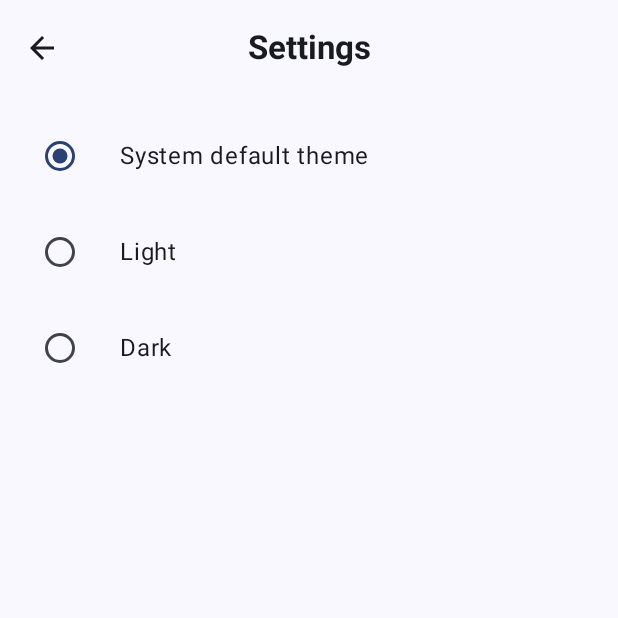
After one commit to rudpe/tmdb, an Android app built with Jetpack Compose: the SettingsScreen screen opened through its navigation route, on a phone screen of 412 x 824 dp, the top half of it. The commit adds this screen. Run offline under Robolectric (Android 15) with nearby library versions, the phone set to English and light mode, and no system bars; our stand-ins replace Dagger/Hilt's generated code, paging; pictures from the network do not load.

Commit message:
settings screen

```diff
--- /dev/null
+++ b/app/src/main/java/com/example/tmdb/data/StoreSettings.kt
@@ -0,0 +1,23 @@
+package com.example.tmdb.data
+
+import android.content.Context
+import com.example.tmdb.data.models.AppTheme
+import dagger.hilt.android.qualifiers.ApplicationContext
+import javax.inject.Inject
+
+private const val THEME_KEY = "theme_key"
+
+class StoreSettings @Inject constructor(
+    @ApplicationContext private val context: Context
+) {
+    private val sharedPreferences = context.getSharedPreferences("movies_pref", Context.MODE_PRIVATE)
+
+    fun getTheme(): AppTheme {
+        val value = sharedPreferences.getString(THEME_KEY, AppTheme.SYSTEM.name) ?: AppTheme.SYSTEM.name
+        return AppTheme.valueOf(value)
+    }
+
+    fun updateTheme(theme: AppTheme) {
+        sharedPreferences.edit().putString(THEME_KEY, theme.name).apply()
+    }
+}
--- /dev/null
+++ b/app/src/main/java/com/example/tmdb/data/models/AppTheme.kt
@@ -0,0 +1,5 @@
+package com.example.tmdb.data.models
+
+enum class AppTheme {
+    SYSTEM, LIGHT, DARK
+}
--- a/app/src/main/java/com/example/tmdb/ui/components/TopBar.kt
+++ b/app/src/main/java/com/example/tmdb/ui/components/TopBar.kt
@@ -2,6 +2,8 @@ package com.example.tmdb.ui.components
 
 import androidx.compose.material.icons.Icons
 import androidx.compose.material.icons.automirrored.filled.ArrowBack
+import androidx.compose.material.icons.filled.Info
+import androidx.compose.material.icons.filled.Settings
 import androidx.compose.material3.CenterAlignedTopAppBar
 import androidx.compose.material3.ExperimentalMaterial3Api
 import androidx.compose.material3.Icon
@@ -16,6 +18,8 @@ import androidx.compose.ui.text.style.TextAlign
 fun MovieTopBar(
     title: String = "",
     onBackButtonClick: (() -> Unit)?,
+    onSettingsClick: (() -> Unit)?,
+    onInfoClick: (() -> Unit)?
 ) {
     CenterAlignedTopAppBar(
         title = {
@@ -29,6 +33,18 @@ fun MovieTopBar(
             }
         } else {
             {}
+        },
+        actions = {
+            onSettingsClick?.let {
+                IconButton(onClick = { it() }) {
+                    Icon(Icons.Default.Settings, "")
+                }
+            }
+            onInfoClick?.let {
+                IconButton(onClick = { it() }) {
+                    Icon(Icons.Default.Info, "")
+                }
+            }
         }
     )
 }
--- a/app/src/main/java/com/example/tmdb/ui/navigation/MainNavigationHost.kt
+++ b/app/src/main/java/com/example/tmdb/ui/navigation/MainNavigationHost.kt
@@ -1,12 +1,21 @@
 package com.example.tmdb.ui.navigation
 
+import androidx.compose.foundation.isSystemInDarkTheme
 import androidx.compose.runtime.Composable
+import androidx.compose.runtime.getValue
+import androidx.hilt.navigation.compose.hiltViewModel
+import androidx.lifecycle.compose.collectAsStateWithLifecycle
 import androidx.navigation.NavHostController
 import androidx.navigation.compose.NavHost
 import androidx.navigation.compose.composable
 import androidx.navigation.compose.rememberNavController
+import com.example.tmdb.data.models.AppTheme
 import com.example.tmdb.ui.screens.DetailScreen
+import com.example.tmdb.ui.screens.InfoScreen
 import com.example.tmdb.ui.screens.MoviesScreen
+import com.example.tmdb.ui.screens.SettingsScreen
+import com.example.tmdb.ui.theme.TmdbTheme
+import com.example.tmdb.ui.viewmodels.ThemeViewModel
 import kotlinx.serialization.Serializable
 
 sealed interface MainRoutes {
@@ -16,19 +25,44 @@ sealed interface MainRoutes {
 
     @Serializable
     data class Detail(val movieId: Long) : MainRoutes
+
+    @Serializable
+    object Info : MainRoutes
+
+    @Serializable
+    object Settings : MainRoutes
 }
 
 @Composable
 fun MainNavHost(navController: NavHostController = rememberNavController()) {
+    val themeViewModel: ThemeViewModel = hiltViewModel()
+    val theme by themeViewModel.theme.collectAsStateWithLifecycle()
+    val darkTheme = when (theme) {
+        AppTheme.SYSTEM -> isSystemInDarkTheme()
+        AppTheme.LIGHT -> false
+        AppTheme.DARK -> true
+    }
+    TmdbTheme(darkTheme = darkTheme) {
         NavHost(
             navController = navController,
             startDestination = MainRoutes.Movies
         ) {
             composable<MainRoutes.Movies> {
-            MoviesScreen({ navController.navigate(MainRoutes.Detail(it)) })
+                MoviesScreen(
+                    onMovieClick = { navController.navigate(MainRoutes.Detail(it)) },
+                    onInfoClick = { navController.navigate(MainRoutes.Info) },
+                    onSettingsClick = { navController.navigate(MainRoutes.Settings) }
+                )
             }
             composable<MainRoutes.Detail> {
                 DetailScreen({ navController.popBackStack() })
             }
+            composable<MainRoutes.Info> {
+                InfoScreen { navController.popBackStack() }
+            }
+            composable<MainRoutes.Settings> {
+                SettingsScreen({ navController.popBackStack() }, { themeViewModel.updateTheme(it) })
             }
         }
+    }
+}
--- a/app/src/main/java/com/example/tmdb/ui/screens/DetailScreen.kt
+++ b/app/src/main/java/com/example/tmdb/ui/screens/DetailScreen.kt
@@ -33,7 +33,7 @@ import com.example.tmdb.ui.viewmodels.DetailViewModel
 fun DetailScreen(onBackButtonClick: () -> Unit, viewModel: DetailViewModel = hiltViewModel()) {
     Scaffold(
         modifier = Modifier.fillMaxSize(),
-        topBar = { MovieTopBar("Detail", onBackButtonClick) }
+        topBar = { MovieTopBar("Detail", onBackButtonClick, null, null) }
     ) { innerPadding ->
         val movie by viewModel.movie.collectAsStateWithLifecycle()
         val isFavorite by viewModel.favorite.collectAsStateWithLifecycle()
--- a/app/src/main/java/com/example/tmdb/ui/screens/MoviesScreen.kt
+++ b/app/src/main/java/com/example/tmdb/ui/screens/MoviesScreen.kt
@@ -28,7 +28,6 @@ import androidx.compose.runtime.Composable
 import androidx.compose.runtime.getValue
 import androidx.compose.ui.Alignment
 import androidx.compose.ui.Modifier
-import androidx.compose.ui.graphics.Color
 import androidx.compose.ui.text.font.FontWeight
 import androidx.compose.ui.unit.dp
 import androidx.hilt.navigation.compose.hiltViewModel
@@ -42,10 +41,10 @@ import com.example.core.utils.ImageUtil
 import com.example.tmdb.ui.components.MovieTopBar
 
 @Composable
-fun MoviesScreen(onMovieClick: (Long) -> Unit, viewModel: MoviesViewModel = hiltViewModel()) {
+fun MoviesScreen(onMovieClick: (Long) -> Unit, onInfoClick: () -> Unit, onSettingsClick: () -> Unit, viewModel: MoviesViewModel = hiltViewModel()) {
     Scaffold(
         modifier = Modifier.fillMaxSize(),
-        topBar = { MovieTopBar("Movies", null) }
+        topBar = { MovieTopBar("Movies", null, onSettingsClick, onInfoClick) }
     ) { innerPadding ->
         val favorites by viewModel.favorites.collectAsStateWithLifecycle()
         val pager = viewModel.moviesPager.collectAsLazyPagingItems()
@@ -89,7 +88,7 @@ fun MovieItem(movie: MovieEntity, isFavorite: Boolean, onFavoriteClick: (Boolean
             Column(Modifier.weight(1f)) {
                 Text(modifier = Modifier.padding(start = 16.dp, end = 32.dp), text = movie.title, fontWeight = FontWeight.Bold)
                 IconButton(modifier = Modifier.size(20.dp).align(Alignment.End), onClick = { onFavoriteClick(isFavorite.not()) }) {
-                    Icon(if (isFavorite) Icons.Default.Favorite else Icons.Default.FavoriteBorder, contentDescription = "Favorite", tint = Color.Black)
+                    Icon(if (isFavorite) Icons.Default.Favorite else Icons.Default.FavoriteBorder, contentDescription = "Favorite")
                 }
             }
         }
--- /dev/null
+++ b/app/src/main/java/com/example/tmdb/ui/screens/SettingsScreen.kt
@@ -0,0 +1,57 @@
+package com.example.tmdb.ui.screens
+
+import androidx.compose.foundation.layout.Column
+import androidx.compose.foundation.layout.Row
+import androidx.compose.foundation.layout.Spacer
+import androidx.compose.foundation.layout.fillMaxSize
+import androidx.compose.foundation.layout.padding
+import androidx.compose.foundation.layout.width
+import androidx.compose.material3.RadioButton
+import androidx.compose.material3.Scaffold
+import androidx.compose.material3.Text
+import androidx.compose.runtime.Composable
+import androidx.compose.runtime.getValue
+import androidx.compose.ui.Alignment
+import androidx.compose.ui.Modifier
+import androidx.compose.ui.unit.dp
+import androidx.hilt.navigation.compose.hiltViewModel
+import androidx.lifecycle.compose.collectAsStateWithLifecycle
+import com.example.tmdb.data.models.AppTheme
+import com.example.tmdb.ui.components.MovieTopBar
+import com.example.tmdb.ui.viewmodels.SettingsViewModel
+
+@Composable
+fun SettingsScreen(onBackButtonClick: () -> Unit, themeChanged: (AppTheme) -> Unit, viewModel: SettingsViewModel = hiltViewModel()) {
+    Scaffold(
+        modifier = Modifier.fillMaxSize(),
+        topBar = { MovieTopBar("Settings", onBackButtonClick, null, null) }
+    ) { innerPadding ->
+        Column(modifier = Modifier
+            .padding(innerPadding)
+            .fillMaxSize()) {
+            val theme by viewModel.theme.collectAsStateWithLifecycle()
+
+            Option(label = "System default theme", selected = theme == AppTheme.SYSTEM) {
+                viewModel.updateTheme(AppTheme.SYSTEM)
+                themeChanged(AppTheme.SYSTEM)
+            }
+            Option(label = "Light", selected = theme == AppTheme.LIGHT) {
+                viewModel.updateTheme(AppTheme.LIGHT)
+                themeChanged(AppTheme.LIGHT)
+            }
+            Option(label = "Dark", selected = theme == AppTheme.DARK) {
+                viewModel.updateTheme(AppTheme.DARK)
+                themeChanged(AppTheme.DARK)
+            }
+        }
+    }
+}
+
+@Composable
+private fun Option(label: String, selected: Boolean, onClick: () -> Unit) {
+    Row(Modifier.padding(start = 16.dp, end = 16.dp, top = 16.dp), verticalAlignment = Alignment.CenterVertically) {
+        RadioButton(selected = selected, onClick = onClick)
+        Spacer(modifier = Modifier.width(16.dp))
+        Text(text = label)
+    }
+}
--- /dev/null
+++ b/app/src/main/java/com/example/tmdb/ui/viewmodels/SettingsViewModel.kt
@@ -0,0 +1,24 @@
+package com.example.tmdb.ui.viewmodels
+
+import androidx.lifecycle.ViewModel
+import com.example.tmdb.data.StoreSettings
+import com.example.tmdb.data.models.AppTheme
+import dagger.hilt.android.lifecycle.HiltViewModel
+import kotlinx.coroutines.flow.MutableStateFlow
+import kotlinx.coroutines.flow.asStateFlow
+import kotlinx.coroutines.flow.update
+import javax.inject.Inject
+
+@HiltViewModel
+class SettingsViewModel @Inject constructor(
+    private val storeSettings: StoreSettings
+) : ViewModel() {
+
+    private val _theme = MutableStateFlow(storeSettings.getTheme())
+    val theme = _theme.asStateFlow()
+
+    fun updateTheme(theme: AppTheme) {
+        storeSettings.updateTheme(theme)
+        _theme.update { theme }
+    }
+}
--- /dev/null
+++ b/app/src/main/java/com/example/tmdb/ui/viewmodels/ThemeViewModel.kt
@@ -0,0 +1,23 @@
+package com.example.tmdb.ui.viewmodels
+
+import androidx.lifecycle.ViewModel
+import com.example.tmdb.data.StoreSettings
+import com.example.tmdb.data.models.AppTheme
+import dagger.hilt.android.lifecycle.HiltViewModel
+import kotlinx.coroutines.flow.MutableStateFlow
+import kotlinx.coroutines.flow.asStateFlow
+import kotlinx.coroutines.flow.update
+import javax.inject.Inject
+
+@HiltViewModel
+class ThemeViewModel @Inject constructor(
+    storeSettings: StoreSettings
+) : ViewModel() {
+
+    private val _theme = MutableStateFlow(storeSettings.getTheme())
+    val theme = _theme.asStateFlow()
+
+    fun updateTheme(theme: AppTheme) {
+        _theme.update { theme }
+    }
+}
```
Also changed, not shown: app/src/main/java/com/example/tmdb/MainActivity.kt (+3 -24 lines), app/src/main/java/com/example/tmdb/ui/screens/InfoScreen.kt (added, +30 -0 lines). Lines whose indentation alone changed are shown as unchanged.
